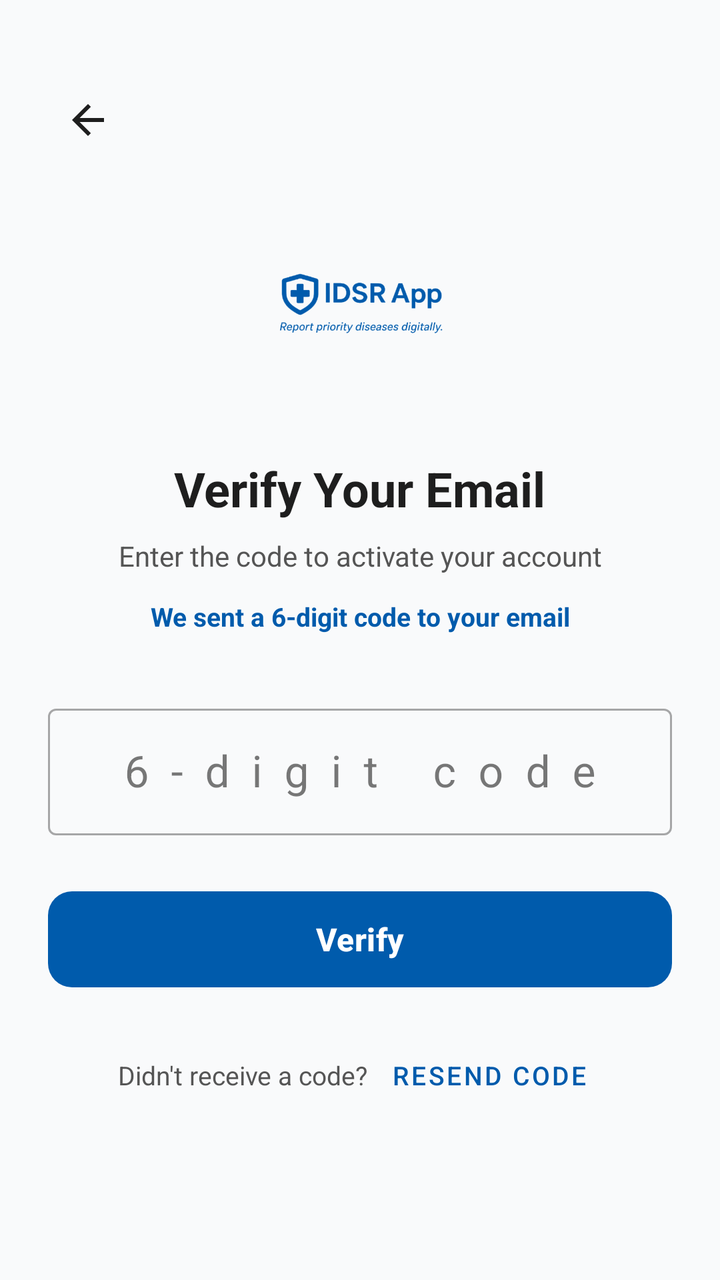
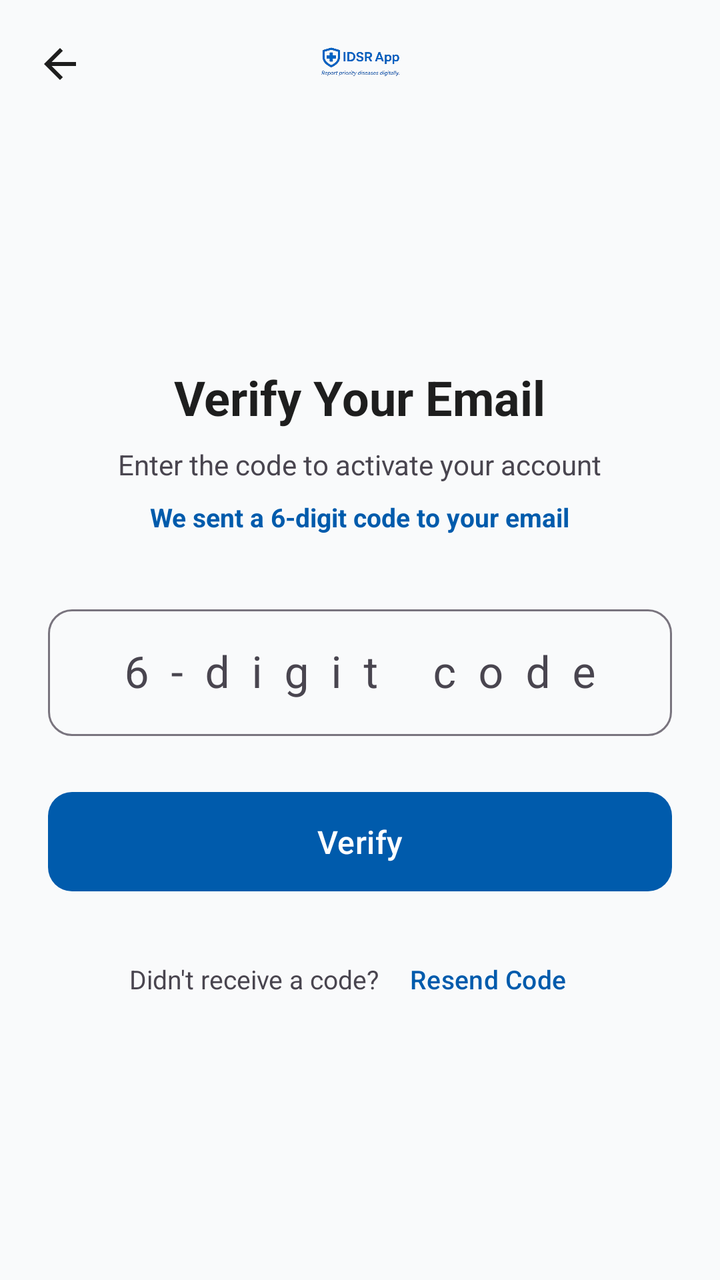

An Android layout rendered at two revisions. The XML below is the earlier revision; the diff shows what the commit changed to produce the second picture.
<!-- AndroidManifest.xml: application theme Theme.IDSR -->
<!-- res/layout/activity_email_verify.xml -->
<?xml version="1.0" encoding="utf-8"?>
<androidx.constraintlayout.widget.ConstraintLayout
    xmlns:android="http://schemas.android.com/apk/res/android"
    xmlns:app="http://schemas.android.com/apk/res-auto"
    android:layout_width="match_parent"
    android:layout_height="match_parent"
    android:background="@color/idsr_background"
    android:padding="24dp">

    <androidx.appcompat.widget.AppCompatImageButton
        android:id="@+id/btnBack"
        android:layout_width="40dp"
        android:layout_height="40dp"
        android:background="?attr/selectableItemBackgroundBorderless"
        android:src="@drawable/back_btn"
        app:tint="?attr/colorOnSurface"
        app:layout_constraintTop_toTopOf="parent"
        app:layout_constraintStart_toStartOf="parent"
        android:layout_marginTop="16dp"/>

    <ImageView
        android:id="@+id/imgOtp"
        android:layout_width="100dp"
        android:layout_height="100dp"
        android:src="@drawable/splash11"
        app:tint="@color/idsr_primary"
        app:layout_constraintTop_toBottomOf="@id/btnBack"
        app:layout_constraintStart_toStartOf="parent"
        app:layout_constraintEnd_toEndOf="parent"
        android:layout_marginTop="24dp"/>

    <TextView
        android:id="@+id/txtTitle"
        android:layout_width="wrap_content"
        android:layout_height="wrap_content"
        android:text="Verify Your Email"
        android:textSize="24sp"
        android:textStyle="bold"
        android:textColor="?attr/colorOnSurface"
        app:layout_constraintTop_toBottomOf="@id/imgOtp"
        app:layout_constraintStart_toStartOf="parent"
        app:layout_constraintEnd_toEndOf="parent"
        android:layout_marginTop="24dp"/>

    <TextView
        android:id="@+id/txtSubtitle"
        android:layout_width="wrap_content"
        android:layout_height="wrap_content"
        android:text="Enter the code to activate your account"
        android:textSize="14sp"
        android:textColor="@color/idsr_gray"
        android:gravity="center"
        app:layout_constraintTop_toBottomOf="@id/txtTitle"
        app:layout_constraintStart_toStartOf="parent"
        app:layout_constraintEnd_toEndOf="parent"
        android:layout_marginTop="8dp"/>

    <TextView
        android:id="@+id/txtEmailHint"
        android:layout_width="wrap_content"
        android:layout_height="wrap_content"
        android:text="We sent a 6-digit code to your email"
        android:textSize="13sp"
        android:textColor="@color/idsr_primary"
        android:gravity="center"
        android:textStyle="bold"
        app:layout_constraintTop_toBottomOf="@id/txtSubtitle"
        app:layout_constraintStart_toStartOf="parent"
        app:layout_constraintEnd_toEndOf="parent"
        android:layout_marginTop="12dp"/>

    <com.google.android.material.textfield.TextInputLayout
        android:id="@+id/tilOtp"
        style="@style/Widget.MaterialComponents.TextInputLayout.OutlinedBox"
        android:layout_width="0dp"
        android:layout_height="wrap_content"
        android:hint="6-digit code"
        app:layout_constraintTop_toBottomOf="@id/txtEmailHint"
        app:layout_constraintStart_toStartOf="parent"
        app:layout_constraintEnd_toEndOf="parent"
        android:layout_marginTop="32dp">

        <com.google.android.material.textfield.TextInputEditText
            android:id="@+id/etOtp"
            android:layout_width="match_parent"
            android:layout_height="wrap_content"
            android:inputType="number"
            android:maxLength="6"
            android:letterSpacing="0.5"
            android:gravity="center"
            android:textSize="22sp"/>

    </com.google.android.material.textfield.TextInputLayout>

    <com.google.android.material.button.MaterialButton
        android:id="@+id/btnVerify"
        android:layout_width="0dp"
        android:layout_height="56dp"
        android:text="Verify"
        android:textSize="16sp"
        android:textStyle="bold"
        android:textColor="@color/idsr_on_primary"
        app:backgroundTint="@color/idsr_primary"
        app:cornerRadius="12dp"
        app:layout_constraintTop_toBottomOf="@id/tilOtp"
        app:layout_constraintStart_toStartOf="parent"
        app:layout_constraintEnd_toEndOf="parent"
        android:layout_marginTop="24dp"/>

    <ProgressBar
        android:id="@+id/progressBar"
        android:layout_width="wrap_content"
        android:layout_height="wrap_content"
        app:layout_constraintTop_toBottomOf="@id/btnVerify"
        app:layout_constraintStart_toStartOf="parent"
        app:layout_constraintEnd_toEndOf="parent"
        android:layout_marginTop="16dp"
        android:visibility="gone"/>

    <LinearLayout
        android:layout_width="wrap_content"
        android:layout_height="wrap_content"
        android:orientation="horizontal"
        android:gravity="center_vertical"
        app:layout_constraintTop_toBottomOf="@id/progressBar"
        app:layout_constraintStart_toStartOf="parent"
        app:layout_constraintEnd_toEndOf="parent"
        android:layout_marginTop="16dp">

        <TextView
            android:layout_width="wrap_content"
            android:layout_height="wrap_content"
            android:text="Didn't receive a code? "
            android:textSize="13sp"
            android:textColor="@color/idsr_gray"/>

        <com.google.android.material.button.MaterialButton
            android:id="@+id/btnResend"
            android:layout_width="wrap_content"
            android:layout_height="wrap_content"
            android:text="Resend Code"
            android:textSize="13sp"
            android:textColor="@color/idsr_primary"
            style="@style/Widget.MaterialComponents.Button.TextButton"
            app:rippleColor="@color/idsr_primary"/>

    </LinearLayout>

</androidx.constraintlayout.widget.ConstraintLayout>
<!-- resources referenced by this layout -->
<resources>
  <color name="idsr_background">#F9FAFB</color>
  <color name="idsr_gray">#555555</color>
  <color name="idsr_on_primary">#FFFFFF</color>
  <color name="idsr_primary">#005BAC</color>
  <!-- drawable back_btn (drawable) -->
  <vector xmlns:android="http://schemas.android.com/apk/res/android"
      android:width="24dp"
      android:height="24dp"
      android:viewportWidth="960"
      android:viewportHeight="960"
      android:tint="?attr/colorControlNormal"
      android:autoMirrored="true">
    <path
        android:fillColor="@android:color/white"
        android:pathData="M313,520L537,744L480,800L160,480L480,160L537,216L313,440L800,440L800,520L313,520Z"/>
  </vector>
  <!-- drawable splash11: png bitmap (drawable, 74529 bytes) -->
  <style name="Theme.IDSR" parent="Theme.Material3.DayNight.NoActionBar">
  
  
          <item name="colorPrimary">@color/idsr_primary</item>
          <item name="colorOnPrimary">@color/idsr_on_primary</item>
          <item name="colorPrimaryContainer">#D2E3FC</item>
  
  
          <item name="android:colorBackground">@color/idsr_background</item>
  
  
          <item name="colorSurface">@color/idsr_surface</item>
          <item name="colorSurfaceVariant">@color/idsr_background</item>
  
  
          <item name="colorOnSurface">@color/idsr_on_surface</item>
  
          <item name="android:textColor">@color/idsr_on_surface</item>
          <item name="android:textColorPrimary">@color/idsr_on_surface</item>
          <item name="android:textColorSecondary">@color/idsr_gray</item>
  
  
          <item name="textInputStyle">@style/Widget.Material3.TextInputLayout.OutlinedBox</item>
  
  
          <item name="android:statusBarColor">@android:color/transparent</item>
          <item name="android:windowLightStatusBar">true</item>
  
      </style>
  <color name="idsr_surface">#FFFFFF</color>
  <color name="idsr_on_surface">#1E1E1E</color>
</resources>

<!-- the commit's change to res/layout/activity_email_verify.xml (unified diff, before → after) -->
@@ -1,149 +1,184 @@
 <?xml version="1.0" encoding="utf-8"?>
-<androidx.constraintlayout.widget.ConstraintLayout
+<androidx.coordinatorlayout.widget.CoordinatorLayout
     xmlns:android="http://schemas.android.com/apk/res/android"
     xmlns:app="http://schemas.android.com/apk/res-auto"
     android:layout_width="match_parent"
     android:layout_height="match_parent"
-    android:background="@color/idsr_background"
-    android:padding="24dp">
+    android:background="?attr/android:colorBackground">
 
-    <androidx.appcompat.widget.AppCompatImageButton
-        android:id="@+id/btnBack"
-        android:layout_width="40dp"
-        android:layout_height="40dp"
-        android:background="?attr/selectableItemBackgroundBorderless"
-        android:src="@drawable/back_btn"
-        app:tint="?attr/colorOnSurface"
-        app:layout_constraintTop_toTopOf="parent"
-        app:layout_constraintStart_toStartOf="parent"
-        android:layout_marginTop="16dp"/>
 
-    <ImageView
-        android:id="@+id/imgOtp"
-        android:layout_width="100dp"
-        android:layout_height="100dp"
-        android:src="@drawable/splash11"
-        app:tint="@color/idsr_primary"
-        app:layout_constraintTop_toBottomOf="@id/btnBack"
-        app:layout_constraintStart_toStartOf="parent"
-        app:layout_constraintEnd_toEndOf="parent"
-        android:layout_marginTop="24dp"/>
+    <com.google.android.material.appbar.AppBarLayout
+        android:id="@+id/appBarLayout"
+        android:layout_width="match_parent"
+        android:layout_height="wrap_content"
+        android:fitsSystemWindows="true"
+        android:background="?attr/android:colorBackground"
+        app:elevation="0dp">
 
-    <TextView
-        android:id="@+id/txtTitle"
-        android:layout_width="wrap_content"
-        android:layout_height="wrap_content"
-        android:text="Verify Your Email"
-        android:textSize="24sp"
-        android:textStyle="bold"
-        android:textColor="?attr/colorOnSurface"
-        app:layout_constraintTop_toBottomOf="@id/imgOtp"
-        app:layout_constraintStart_toStartOf="parent"
-        app:layout_constraintEnd_toEndOf="parent"
-        android:layout_marginTop="24dp"/>
-
-    <TextView
-        android:id="@+id/txtSubtitle"
-        android:layout_width="wrap_content"
-        android:layout_height="wrap_content"
-        android:text="Enter the code to activate your account"
-        android:textSize="14sp"
-        android:textColor="@color/idsr_gray"
-        android:gravity="center"
-        app:layout_constraintTop_toBottomOf="@id/txtTitle"
-        app:layout_constraintStart_toStartOf="parent"
-        app:layout_constraintEnd_toEndOf="parent"
-        android:layout_marginTop="8dp"/>
-
-    <TextView
-        android:id="@+id/txtEmailHint"
-        android:layout_width="wrap_content"
-        android:layout_height="wrap_content"
-        android:text="We sent a 6-digit code to your email"
-        android:textSize="13sp"
-        android:textColor="@color/idsr_primary"
-        android:gravity="center"
-        android:textStyle="bold"
-        app:layout_constraintTop_toBottomOf="@id/txtSubtitle"
-        app:layout_constraintStart_toStartOf="parent"
-        app:layout_constraintEnd_toEndOf="parent"
-        android:layout_marginTop="12dp"/>
-
-    <com.google.android.material.textfield.TextInputLayout
-        android:id="@+id/tilOtp"
-        style="@style/Widget.MaterialComponents.TextInputLayout.OutlinedBox"
-        android:layout_width="0dp"
-        android:layout_height="wrap_content"
-        android:hint="6-digit code"
-        app:layout_constraintTop_toBottomOf="@id/txtEmailHint"
-        app:layout_constraintStart_toStartOf="parent"
-        app:layout_constraintEnd_toEndOf="parent"
-        android:layout_marginTop="32dp">
-
-        <com.google.android.material.textfield.TextInputEditText
-            android:id="@+id/etOtp"
+        <androidx.constraintlayout.widget.ConstraintLayout
             android:layout_width="match_parent"
             android:layout_height="wrap_content"
-            android:inputType="number"
-            android:maxLength="6"
-            android:letterSpacing="0.5"
-            android:gravity="center"
-            android:textSize="22sp"/>
+            android:paddingStart="8dp"
+            android:paddingEnd="8dp"
+            android:paddingTop="8dp"
+            android:paddingBottom="8dp">
 
-    </com.google.android.material.textfield.TextInputLayout>
+            <androidx.appcompat.widget.AppCompatImageButton
+                android:id="@+id/btnBack"
+                android:layout_width="44dp"
+                android:layout_height="44dp"
+                android:background="?attr/selectableItemBackgroundBorderless"
+                android:contentDescription="Back"
+                android:src="@drawable/back_btn"
+                android:padding="10dp"
+                app:tint="?attr/colorOnSurface"
+                app:layout_constraintStart_toStartOf="parent"
+                app:layout_constraintTop_toTopOf="parent"
+                app:layout_constraintBottom_toBottomOf="parent"/>
 
-    <com.google.android.material.button.MaterialButton
-        android:id="@+id/btnVerify"
-        android:layout_width="0dp"
-        android:layout_height="56dp"
-        android:text="Verify"
-        android:textSize="16sp"
-        android:textStyle="bold"
-        android:textColor="@color/idsr_on_primary"
-        app:backgroundTint="@color/idsr_primary"
-        app:cornerRadius="12dp"
-        app:layout_constraintTop_toBottomOf="@id/tilOtp"
-        app:layout_constraintStart_toStartOf="parent"
-        app:layout_constraintEnd_toEndOf="parent"
-        android:layout_marginTop="24dp"/>
+            <androidx.appcompat.widget.AppCompatImageView
+                android:id="@+id/imgLogo"
+                android:layout_width="0dp"
+                android:layout_height="48dp"
+                android:scaleType="fitCenter"
+                android:src="@drawable/splash11"
+                android:contentDescription="App logo"
+                app:layout_constraintStart_toStartOf="parent"
+                app:layout_constraintEnd_toEndOf="parent"
+                app:layout_constraintTop_toTopOf="parent"
+                app:layout_constraintBottom_toBottomOf="parent"/>
 
-    <ProgressBar
-        android:id="@+id/progressBar"
-        android:layout_width="wrap_content"
-        android:layout_height="wrap_content"
-        app:layout_constraintTop_toBottomOf="@id/btnVerify"
-        app:layout_constraintStart_toStartOf="parent"
-        app:layout_constraintEnd_toEndOf="parent"
-        android:layout_marginTop="16dp"
-        android:visibility="gone"/>
+        </androidx.constraintlayout.widget.ConstraintLayout>
 
-    <LinearLayout
-        android:layout_width="wrap_content"
-        android:layout_height="wrap_content"
-        android:orientation="horizontal"
-        android:gravity="center_vertical"
-        app:layout_constraintTop_toBottomOf="@id/progressBar"
-        app:layout_constraintStart_toStartOf="parent"
-        app:layout_constraintEnd_toEndOf="parent"
-        android:layout_marginTop="16dp">
+    </com.google.android.material.appbar.AppBarLayout>
 
-        <TextView
-            android:layout_width="wrap_content"
+
+    <androidx.core.widget.NestedScrollView
+        android:layout_width="match_parent"
+        android:layout_height="match_parent"
+        android:clipToPadding="false"
+        android:paddingBottom="24dp"
+        android:fillViewport="true"
+        app:layout_behavior="@string/appbar_scrolling_view_behavior">
+
+        <LinearLayout
+            android:layout_width="match_parent"
             android:layout_height="wrap_content"
-            android:text="Didn't receive a code? "
-            android:textSize="13sp"
-            android:textColor="@color/idsr_gray"/>
+            android:orientation="vertical"
+            android:gravity="center_vertical"
+            android:paddingTop="16dp">
 
-        <com.google.android.material.button.MaterialButton
-            android:id="@+id/btnResend"
-            android:layout_width="wrap_content"
-            android:layout_height="wrap_content"
-            android:text="Resend Code"
-            android:textSize="13sp"
-            android:textColor="@color/idsr_primary"
-            style="@style/Widget.MaterialComponents.Button.TextButton"
-            app:rippleColor="@color/idsr_primary"/>
+            
+            <LinearLayout
+                android:layout_width="match_parent"
+                android:layout_height="wrap_content"
+                android:orientation="vertical"
+                android:paddingHorizontal="24dp"
+                android:gravity="center_horizontal"
+                android:maxWidth="600dp"
+                android:layout_gravity="center_horizontal">
 
-    </LinearLayout>
+                <com.google.android.material.textview.MaterialTextView
+                    android:id="@+id/txtTitle"
+                    android:layout_width="wrap_content"
+                    android:layout_height="wrap_content"
+                    android:text="Verify Your Email"
+                    android:textSize="24sp"
+                    android:textStyle="bold"
+                    android:textColor="?attr/colorOnSurface"
+                    android:layout_marginBottom="8dp"/>
 
-</androidx.constraintlayout.widget.ConstraintLayout>
+                <com.google.android.material.textview.MaterialTextView
+                    android:id="@+id/txtSubtitle"
+                    android:layout_width="wrap_content"
+                    android:layout_height="wrap_content"
+                    android:text="Enter the code to activate your account"
+                    android:textSize="14sp"
+                    android:textColor="?attr/colorOnSurfaceVariant"
+                    android:gravity="center"
+                    android:layout_marginBottom="8dp"/>
+
+                <com.google.android.material.textview.MaterialTextView
+                    android:id="@+id/txtEmailHint"
+                    android:layout_width="wrap_content"
+                    android:layout_height="wrap_content"
+                    android:text="We sent a 6-digit code to your email"
+                    android:textSize="13sp"
+                    android:textColor="?attr/colorPrimary"
+                    android:gravity="center"
+                    android:textStyle="bold"
+                    android:layout_marginBottom="32dp"/>
+
+                <com.google.android.material.textfield.TextInputLayout
+                    android:id="@+id/tilOtp"
+                    style="@style/Widget.Material3.TextInputLayout.OutlinedBox"
+                    android:layout_width="match_parent"
+                    android:layout_height="wrap_content"
+                    android:hint="6-digit code"
+                    android:layout_marginBottom="24dp"
+                    app:boxCornerRadiusTopStart="12dp"
+                    app:boxCornerRadiusTopEnd="12dp"
+                    app:boxCornerRadiusBottomStart="12dp"
+                    app:boxCornerRadiusBottomEnd="12dp">
+
+                    <com.google.android.material.textfield.TextInputEditText
+                        android:id="@+id/etOtp"
+                        android:layout_width="match_parent"
+                        android:layout_height="wrap_content"
+                        android:inputType="number"
+                        android:maxLength="6"
+                        android:letterSpacing="0.5"
+                        android:gravity="center"
+                        android:textSize="22sp"
+                        android:textColor="?attr/colorOnSurface"/>
+                </com.google.android.material.textfield.TextInputLayout>
+
+                <com.google.android.material.button.MaterialButton
+                    android:id="@+id/btnVerify"
+                    android:layout_width="match_parent"
+                    android:layout_height="wrap_content"
+                    android:text="Verify"
+                    android:textAllCaps="false"
+                    android:textSize="16sp"
+                    android:paddingVertical="14dp"
+                    android:layout_marginBottom="16dp"
+                    app:cornerRadius="12dp"/>
+
+                <ProgressBar
+                    android:id="@+id/progressBar"
+                    android:layout_width="wrap_content"
+                    android:layout_height="wrap_content"
+                    android:layout_gravity="center"
+                    android:layout_marginBottom="16dp"
+                    android:visibility="gone"/>
+
+                <LinearLayout
+                    android:layout_width="wrap_content"
+                    android:layout_height="wrap_content"
+                    android:orientation="horizontal"
+                    android:gravity="center_vertical">
+
+                    <com.google.android.material.textview.MaterialTextView
+                        android:layout_width="wrap_content"
+                        android:layout_height="wrap_content"
+                        android:text="Didn't receive a code? "
+                        android:textSize="13sp"
+                        android:textColor="?attr/colorOnSurfaceVariant"/>
+
+                    <com.google.android.material.button.MaterialButton
+                        android:id="@+id/btnResend"
+                        style="@style/Widget.Material3.Button.TextButton"
+                        android:layout_width="wrap_content"
+                        android:layout_height="wrap_content"
+                        android:text="Resend Code"
+                        android:textAllCaps="false"
+                        android:textSize="13sp"
+                        android:textColor="?attr/colorPrimary"/>
+
+                </LinearLayout>
+
+            </LinearLayout>
+        </LinearLayout>
+    </androidx.core.widget.NestedScrollView>
+
+</androidx.coordinatorlayout.widget.CoordinatorLayout>
